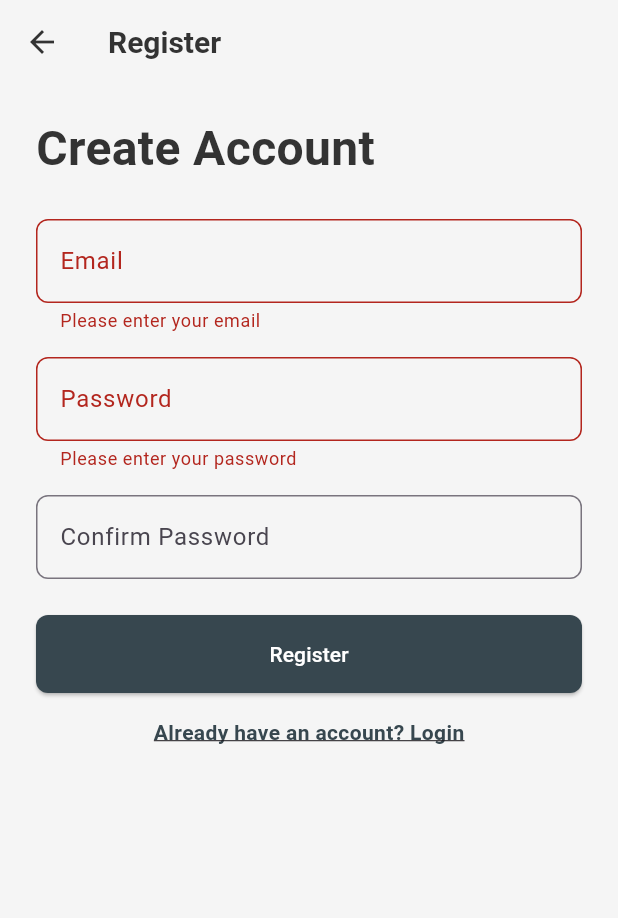
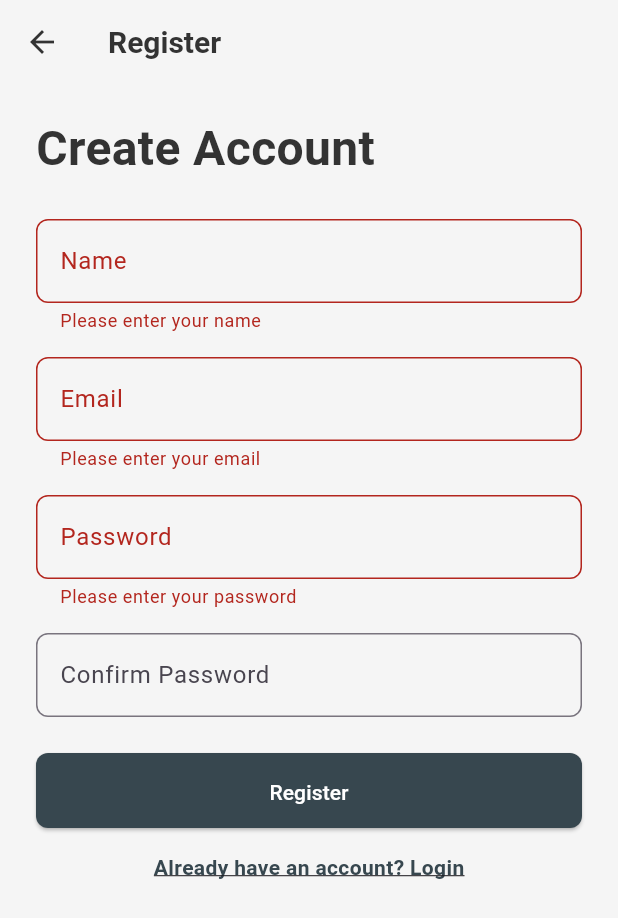
Before and after one commit to patryklbn/numinousways, a Flutter app: the RegisterScreen screen opened by its route, after a tap on "Register", on a phone screen of 412 x 824 dp. Shown: the top 918 px of the screen. Run offline on Flutter 3.47's test engine with Material 3 defaults, Android fonts, the phone set to English and light mode, and no system bars; our stand-ins replace cached_network_image, cloud_firestore, firebase_auth, firebase_core, firebase_storage, flutter_image_compress and 11 more; accounts and stored records are empty.

Commit message:
Add name field to Register Screen

```diff
--- a/lib/screens/login/register_screen.dart
+++ b/lib/screens/login/register_screen.dart
@@ -1,7 +1,9 @@
 import 'package:flutter/material.dart';
 import 'package:firebase_auth/firebase_auth.dart';
+import 'package:cloud_firestore/cloud_firestore.dart';
 import '../../utils/dialog_helper.dart';
 import '../../utils/validators.dart';
+
 
 class RegisterScreen extends StatefulWidget {
   const RegisterScreen({Key? key}) : super(key: key);
@@ -12,50 +14,106 @@ class RegisterScreen extends StatefulWidget {
 
 class _RegisterScreenState extends State<RegisterScreen> {
   final FirebaseAuth _auth = FirebaseAuth.instance;
+  final TextEditingController _nameController = TextEditingController();
   final TextEditingController _emailController = TextEditingController();
   final TextEditingController _passwordController = TextEditingController();
   final TextEditingController _confirmPasswordController = TextEditingController();
   final _formKey = GlobalKey<FormState>();
+  bool _isLoading = false;
 
-  // Register function with success dialog
+  // Register function that shows a success dialog instead of switching to success UI
   Future<void> _register() async {
     if (!_formKey.currentState!.validate()) return;
 
+    setState(() {
+      _isLoading = true;
+    });
+
     try {
-      await _auth.createUserWithEmailAndPassword(
+      // Create user account
+      UserCredential userCredential = await _auth.createUserWithEmailAndPassword(
         email: _emailController.text.trim(),
         password: _passwordController.text.trim(),
       );
 
-      // Show success dialog after successful registration
+      // Save the user's name and other profile info to Firestore
+      await FirebaseFirestore.instance.collection('users').doc(userCredential.user!.uid).set({
+        'name': _nameController.text.trim(),
+        'email': _emailController.text.trim(),
+        'createdAt': FieldValue.serverTimestamp(),
+      });
+
+      if (mounted) {
+        setState(() {
+          _isLoading = false;
+        });
+
+        // Show a success dialog upon registration
         await DialogHelper.showSuccessDialog(
           context,
-        'Registration successful! Welcome to our app.',
+          "Welcome ${_nameController.text}!\n\nRegistration successful! Your account has been created.",
         );
 
-      // Navigate to the onboarding screen
+        // Navigate to onboarding after the user dismisses the dialog
+        if (mounted) {
+          Navigator.pushReplacementNamed(context, '/timeline');
+        }
+      }
+    } catch (e) {
+      // Handle errors
+      if (mounted) {
+        setState(() {
+          _isLoading = false;
+        });
+
+        // Show error directly in a SnackBar instead of a dialog
+        ScaffoldMessenger.of(context).showSnackBar(
+          SnackBar(
+            content: Text('Error: ${e.toString()}'),
+            backgroundColor: Colors.red,
+            duration: const Duration(seconds: 5),
+          ),
+        );
+      }
+    }
+  }
+
+  // Navigate to onboarding (called after dialog is dismissed, in this example)
+  void _continueToOnboarding() {
     Navigator.pushReplacementNamed(context, '/onboarding');
-    } catch (e) {
-      DialogHelper.showErrorDialog(context, e.toString());
   }
+
+  @override
+  void dispose() {
+    _nameController.dispose();
+    _emailController.dispose();
+    _passwordController.dispose();
+    _confirmPasswordController.dispose();
+    super.dispose();
   }
 
   @override
   Widget build(BuildContext context) {
     return Scaffold(
       appBar: AppBar(
-        title: Text("Register"),
-        backgroundColor: Color(0xFFF5F5F5),
+        title: const Text("Register"),
+        backgroundColor: const Color(0xFFF5F5F5),
         elevation: 0,
-        iconTheme: IconThemeData(color: Color(0xFF333333)),
-        titleTextStyle: TextStyle(
+        iconTheme: const IconThemeData(color: Color(0xFF333333)),
+        titleTextStyle: const TextStyle(
           color: Color(0xFF333333),
           fontSize: 20,
           fontWeight: FontWeight.bold,
         ),
       ),
-      backgroundColor: Color(0xFFF5F5F5),
-      body: Padding(
+      backgroundColor: const Color(0xFFF5F5F5),
+      body: _buildRegistrationForm(),
+    );
+  }
+
+  // Registration form widget
+  Widget _buildRegistrationForm() {
+    return Padding(
       padding: const EdgeInsets.symmetric(horizontal: 24.0),
       child: Form(
         key: _formKey,
@@ -64,7 +122,7 @@ class _RegisterScreenState extends State<RegisterScreen> {
             const SizedBox(height: 20.0),
 
             // Title Text
-              Text(
+            const Text(
               "Create Account",
               style: TextStyle(
                 fontSize: 32,
@@ -74,10 +132,25 @@ class _RegisterScreenState extends State<RegisterScreen> {
             ),
             const SizedBox(height: 24.0),
 
+            // Name TextField
+            TextFormField(
+              controller: _nameController,
+              validator: Validators.validateName,
+              decoration: InputDecoration(
+                labelText: "Name",
+                hintText: "Enter your display name",
+                border: OutlineInputBorder(
+                  borderRadius: BorderRadius.circular(8.0),
+                ),
+              ),
+            ),
+            const SizedBox(height: 16.0),
+
             // Email TextField
             TextFormField(
               controller: _emailController,
               validator: Validators.validateEmail,
+              keyboardType: TextInputType.emailAddress,
               decoration: InputDecoration(
                 labelText: "Email",
                 border: OutlineInputBorder(
@@ -121,17 +194,27 @@ class _RegisterScreenState extends State<RegisterScreen> {
             // Register Button
             SizedBox(
               width: double.infinity,
+              height: 50.0,
               child: ElevatedButton(
-                  onPressed: _register,
-                  child: Text("Register"),
+                onPressed: _isLoading ? null : _register,
                 style: ElevatedButton.styleFrom(
-                    backgroundColor: Color(0xFF37474F),
+                  backgroundColor: const Color(0xFF37474F),
                   foregroundColor: Colors.white,
                   padding: const EdgeInsets.symmetric(vertical: 16.0),
                   shape: RoundedRectangleBorder(
                     borderRadius: BorderRadius.circular(8.0),
                   ),
                 ),
+                child: _isLoading
+                    ? const SizedBox(
+                  height: 20,
+                  width: 20,
+                  child: CircularProgressIndicator(
+                    color: Colors.white,
+                    strokeWidth: 2.0,
+                  ),
+                )
+                    : const Text("Register"),
               ),
             ),
             const SizedBox(height: 16.0),
@@ -142,7 +225,7 @@ class _RegisterScreenState extends State<RegisterScreen> {
                 onTap: () {
                   Navigator.pop(context);
                 },
-                  child: Text(
+                child: const Text(
                   "Already have an account? Login",
                   style: TextStyle(
                     color: Color(0xFF37474F),
@@ -156,7 +239,6 @@ class _RegisterScreenState extends State<RegisterScreen> {
           ],
         ),
       ),
-      ),
     );
   }
 }
```
Lines whose indentation alone changed are shown as unchanged.
